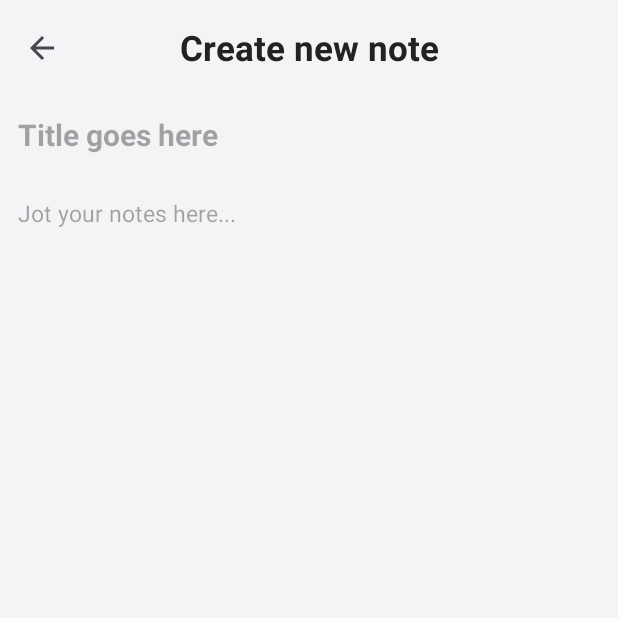
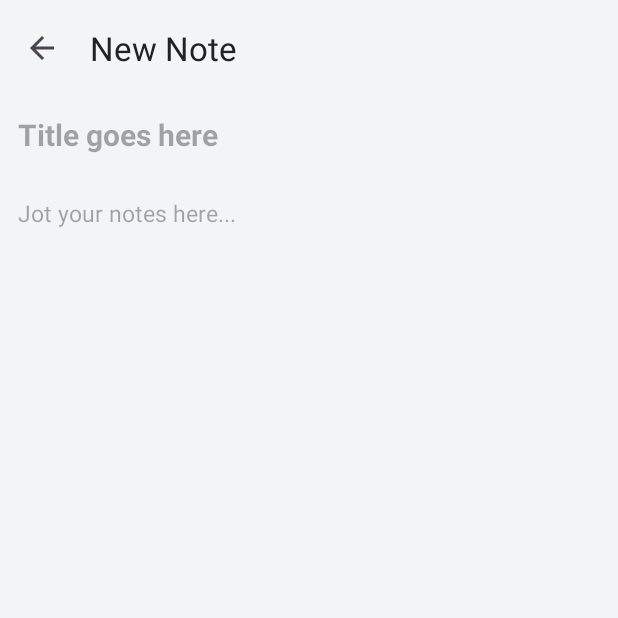
Before and after one commit to eipna/Notable, an Android app: the CreateActivity screen opened directly, with no data from a screen before it, on a phone screen of 412 x 824 dp, the top half of it. Run offline under Robolectric (Android 15) with nearby library versions, the phone set to English and light mode, and no system bars.

Commit message:
Removed custom text view for toolbar title

```diff
--- a/app/src/main/res/layout/activity_create.xml
+++ b/app/src/main/res/layout/activity_create.xml
@@ -11,20 +11,10 @@
     <androidx.appcompat.widget.Toolbar
         android:id="@+id/toolbar"
         app:layout_constraintTop_toTopOf="parent"
-        app:title=" "
+        app:titleTextColor="?attr/colorPrimaryInverse"
         app:popupTheme="@style/PopupMenuStyle"
         android:layout_width="match_parent"
-        android:layout_height="?attr/actionBarSize">
-
-        <TextView
-            android:text="Create new note"
-            android:textSize="23sp"
-            android:layout_gravity="center"
-            android:textColor="?attr/colorPrimaryInverse"
-            android:textStyle="bold"
-            android:layout_width="wrap_content"
-            android:layout_height="wrap_content"/>
-    </androidx.appcompat.widget.Toolbar>
+        android:layout_height="?attr/actionBarSize"/>
 
     <ScrollView
         app:layout_constraintTop_toTopOf="parent"
```
Also changed, not shown: app/src/main/AndroidManifest.xml (+7 -0 lines), app/src/main/res/layout/activity_archive.xml (+2 -13 lines), app/src/main/res/layout/activity_favorite.xml (+2 -12 lines), app/src/main/res/layout/activity_main.xml (+3 -13 lines), app/src/main/res/layout/activity_settings.xml (+2 -12 lines), app/src/main/res/layout/activity_trash.xml (+2 -13 lines), app/src/main/res/layout/activity_update.xml (+2 -12 lines).
